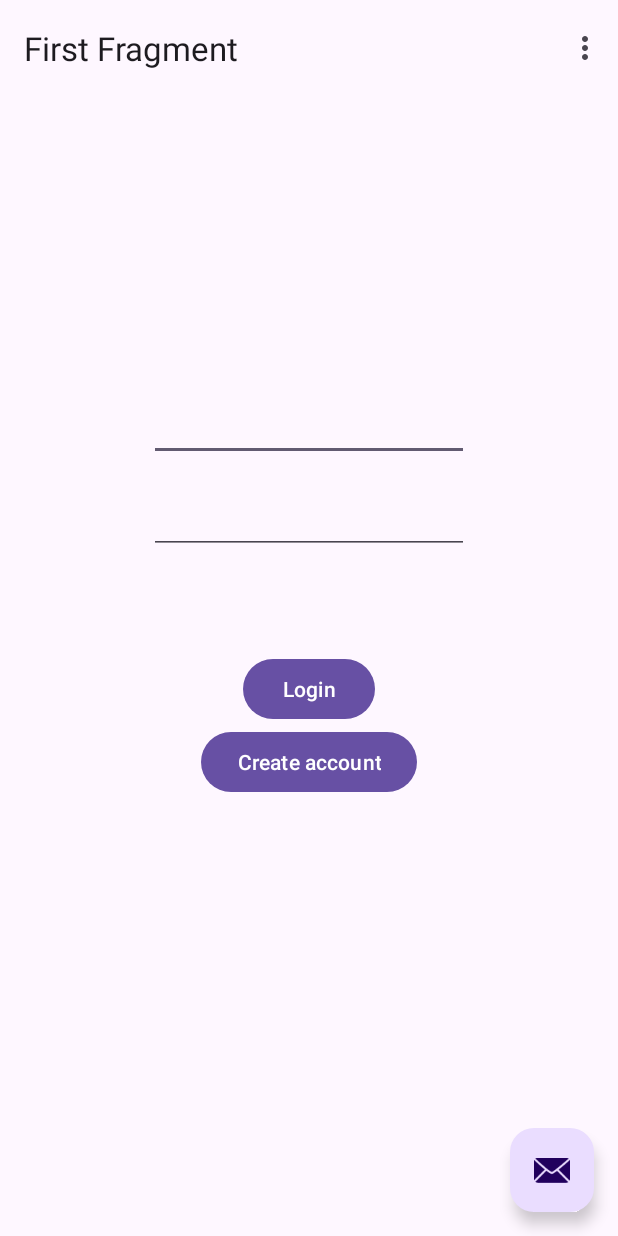
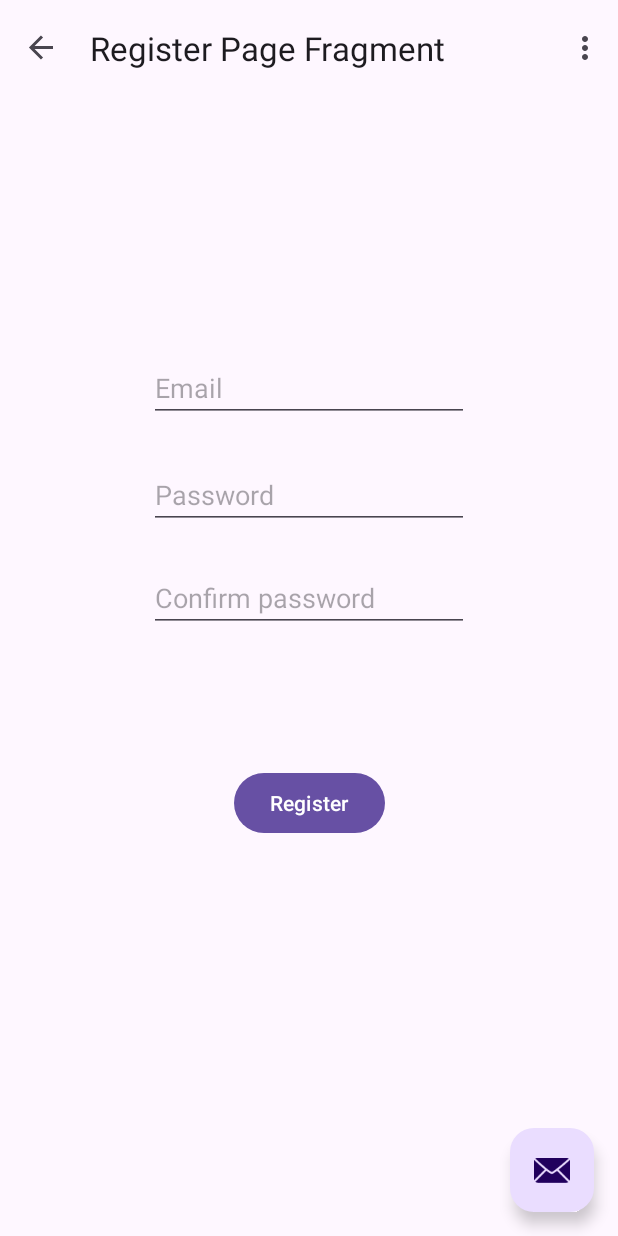
Before and after one commit to ClemMLD/Clems-Kitchen, an Android app: the screen it shows after launch (MainActivity), after a tap on "Create account", on a phone screen of 412 x 824 dp. Run offline under Robolectric (Android 15) with nearby library versions, the phone set to English and light mode, and no system bars; our stand-ins replace Firebase (no records; nobody signed in at launch, a user with empty details on screens opened directly), navigation-ui.

Commit message:
Created new fragments

```diff
--- a/app/src/main/java/com/ynov/cours_projet/FirstFragment.kt
+++ b/app/src/main/java/com/ynov/cours_projet/LoginPageFragment.kt
@@ -1,18 +1,17 @@
 package com.ynov.cours_projet
 
 import android.os.Bundle
-import androidx.fragment.app.Fragment
 import android.view.LayoutInflater
 import android.view.View
 import android.view.ViewGroup
-import com.ynov.cours_projet.databinding.FragmentFirstBinding
+import androidx.databinding.DataBindingUtil
+import androidx.fragment.app.Fragment
+import androidx.navigation.fragment.findNavController
+import com.ynov.cours_projet.databinding.LoginPageBinding
+import com.ynov.cours_projet.databinding.RegisterPageBinding
 
-/**
- * A simple [Fragment] subclass as the default destination in the navigation.
- */
-class FirstFragment : Fragment() {
-
-    private var _binding: FragmentFirstBinding? = null
+class LoginPageFragment : Fragment() {
+    private var _binding: LoginPageBinding? = null
 
     // This property is only valid between onCreateView and
     // onDestroyView.
@@ -23,13 +22,16 @@ class FirstFragment : Fragment() {
         savedInstanceState: Bundle?
     ): View? {
 
-        _binding = FragmentFirstBinding.inflate(inflater, container, false)
+        _binding = LoginPageBinding.inflate(inflater, container, false)
         return binding.root
-
     }
 
     override fun onViewCreated(view: View, savedInstanceState: Bundle?) {
         super.onViewCreated(view, savedInstanceState)
+
+        binding.createAccountButton.setOnClickListener {
+            findNavController().navigate(R.id.action_LoginPageFragment_to_RegisterPageFragment)
+        }
     }
 
     override fun onDestroyView() {
--- a/app/src/main/java/com/ynov/cours_projet/MainActivity.kt
+++ b/app/src/main/java/com/ynov/cours_projet/MainActivity.kt
@@ -13,21 +13,22 @@ import androidx.navigation.ui.navigateUp
 import androidx.navigation.ui.setupActionBarWithNavController
 import android.view.Menu
 import android.view.MenuItem
-import android.widget.Button
+import android.view.View
 import android.widget.EditText
 import android.widget.Toast
-import androidx.appcompat.app.AlertDialog
 import com.google.firebase.auth.FirebaseAuth
 import com.google.firebase.auth.FirebaseUser
 import com.google.firebase.auth.ktx.auth
 import com.google.firebase.ktx.Firebase
 import com.ynov.cours_projet.databinding.ActivityMainBinding
+import com.ynov.cours_projet.databinding.RegisterPageBinding
 
 class MainActivity : AppCompatActivity() {
 
     private lateinit var appBarConfiguration: AppBarConfiguration
+    private lateinit var auth: FirebaseAuth
     private lateinit var binding: ActivityMainBinding
-    private lateinit var auth: FirebaseAuth
+    private val fragmentManager = supportFragmentManager
 
     override fun onCreate(savedInstanceState: Bundle?) {
         WindowCompat.setDecorFitsSystemWindows(window, false)
@@ -49,16 +50,14 @@ class MainActivity : AppCompatActivity() {
                 .setAnchorView(R.id.fab)
                 .setAction("Action", null).show()
         }
+    }
 
-        val loginButton = findViewById<Button>(R.id.loginButton)
-        loginButton.setOnClickListener {
-            loginUser()
-        }
+    fun onClickRegisterButton(view: View) {
+        createUserAccount()
+    }
 
-        val createAccountButton = findViewById<Button>(R.id.createAccountButton)
-        createAccountButton.setOnClickListener {
-            createUserAccount()
-        }
+    fun onClickLoginButton(view: View) {
+        loginUser()
     }
 
     public override fun onStart() {
@@ -76,8 +75,8 @@ class MainActivity : AppCompatActivity() {
 
     private fun loginUser(): Boolean {
 
-        var email = findViewById<EditText>(R.id.editTextTextEmailAddress)
-        var password = findViewById<EditText>(R.id.editTextTextPassword)
+        var email = findViewById<EditText>(R.id.loginEmailField)
+        var password = findViewById<EditText>(R.id.loginPasswordField)
 
         if(TextUtils.isEmpty(email.text.toString())) {
             Toast.makeText(
@@ -99,16 +98,12 @@ class MainActivity : AppCompatActivity() {
             .addOnCompleteListener(this) { task ->
                 if (task.isSuccessful) {
                     // Sign in success, update UI with the signed-in user's information
-                    Log.d(TAG, "signInWithEmail:success")
+                    Log.d(TAG, "createUserWithEmail:success")
                     val user = auth.currentUser
-                    Toast.makeText(baseContext, "Authentication successful.",
-                        Toast.LENGTH_SHORT).show()
                     updateUI(user)
                 } else {
                     // If sign in fails, display a message to the user.
-                    Log.w(TAG, "signInWithEmail:failure", task.exception)
-                    Toast.makeText(baseContext, "Authentication failed.",
-                        Toast.LENGTH_SHORT).show()
+                    Log.w(TAG, "createUserWithEmail:failure", task.exception)
                     updateUI(null)
                 }
             }
@@ -117,8 +112,8 @@ class MainActivity : AppCompatActivity() {
 
     private fun createUserAccount(): Boolean {
 
-        var email = findViewById<EditText>(R.id.editTextTextEmailAddress)
-        var password = findViewById<EditText>(R.id.editTextTextPassword)
+        var email = findViewById<EditText>(R.id.registrationEmailField)
+        var password = findViewById<EditText>(R.id.registrationPasswordField)
 
         if(TextUtils.isEmpty(email.text.toString())) {
                 Toast.makeText(
@@ -152,7 +147,7 @@ class MainActivity : AppCompatActivity() {
         return true
     }
 
-    private fun updateUI(user: FirebaseUser?) {
+    fun updateUI(user: FirebaseUser?) {
         Toast.makeText(this@MainActivity, "You clicked me.", Toast.LENGTH_SHORT).show()
     }
 
--- a/app/src/main/java/com/ynov/cours_projet/SecondFragment.kt
+++ b/app/src/main/java/com/ynov/cours_projet/RegisterPageFragment.kt
@@ -1,19 +1,15 @@
 package com.ynov.cours_projet
 
 import android.os.Bundle
-import androidx.fragment.app.Fragment
 import android.view.LayoutInflater
 import android.view.View
 import android.view.ViewGroup
+import androidx.fragment.app.Fragment
 import androidx.navigation.fragment.findNavController
-import com.ynov.cours_projet.databinding.FragmentSecondBinding
+import com.ynov.cours_projet.databinding.RegisterPageBinding
 
-/**
- * A simple [Fragment] subclass as the second destination in the navigation.
- */
-class SecondFragment : Fragment() {
-
-    private var _binding: FragmentSecondBinding? = null
+class RegisterPageFragment : Fragment() {
+    private var _binding: RegisterPageBinding? = null
 
     // This property is only valid between onCreateView and
     // onDestroyView.
@@ -24,9 +20,8 @@ class SecondFragment : Fragment() {
         savedInstanceState: Bundle?
     ): View? {
 
-        _binding = FragmentSecondBinding.inflate(inflater, container, false)
+        _binding = RegisterPageBinding.inflate(inflater, container, false)
         return binding.root
-
     }
 
     override fun onViewCreated(view: View, savedInstanceState: Bundle?) {
--- a/app/src/main/res/layout/fragment_first.xml
+++ b/app/src/main/res/layout/login_page.xml
@@ -4,7 +4,8 @@
     xmlns:tools="http://schemas.android.com/tools"
     android:layout_width="match_parent"
     android:layout_height="match_parent"
-    tools:context=".FirstFragment">
+    tools:context=".LoginPageFragment">
+
 
     <androidx.constraintlayout.widget.ConstraintLayout
         android:layout_width="match_parent"
@@ -15,22 +16,21 @@
         app:layout_constraintStart_toStartOf="parent">
 
         <EditText
-            android:id="@+id/editTextTextEmailAddress"
+            android:id="@+id/loginEmailField"
             android:layout_width="wrap_content"
             android:layout_height="wrap_content"
             android:layout_marginTop="165dp"
             android:ems="10"
             android:inputType="textEmailAddress"
             android:minHeight="48dp"
-            app:layout_constraintBottom_toTopOf="@+id/editTextTextPassword"
+            app:layout_constraintBottom_toTopOf="@+id/loginPasswordField"
             app:layout_constraintEnd_toEndOf="parent"
             app:layout_constraintStart_toStartOf="parent"
             app:layout_constraintTop_toTopOf="parent"
-            app:layout_constraintVertical_bias="0.5"
-            tools:text="@tools:sample/full_names" />
+            app:layout_constraintVertical_bias="0.5" />
 
         <EditText
-            android:id="@+id/editTextTextPassword"
+            android:id="@+id/loginPasswordField"
             android:layout_width="wrap_content"
             android:layout_height="wrap_content"
             android:layout_marginTop="241dp"
@@ -39,8 +39,7 @@
             android:minHeight="48dp"
             app:layout_constraintEnd_toEndOf="parent"
             app:layout_constraintStart_toStartOf="parent"
-            app:layout_constraintTop_toTopOf="parent"
-            tools:text="@tools:sample/lorem" />
+            app:layout_constraintTop_toTopOf="parent" />
 
         <Button
             android:id="@+id/loginButton"
@@ -48,6 +47,7 @@
             android:layout_height="wrap_content"
             android:layout_marginTop="355dp"
             android:text="Login"
+            android:onClick="onClickLoginButton"
             app:layout_constraintEnd_toEndOf="parent"
             app:layout_constraintHorizontal_bias="0.5"
             app:layout_constraintStart_toStartOf="parent"
--- /dev/null
+++ b/app/src/main/res/layout/register_page.xml
@@ -0,0 +1,58 @@
+<?xml version="1.0" encoding="utf-8"?>
+<androidx.constraintlayout.widget.ConstraintLayout xmlns:android="http://schemas.android.com/apk/res/android"
+    xmlns:app="http://schemas.android.com/apk/res-auto"
+    xmlns:tools="http://schemas.android.com/tools"
+    android:layout_width="match_parent"
+    android:layout_height="match_parent">
+
+    <EditText
+        android:id="@+id/registrationEmailField"
+        android:layout_width="wrap_content"
+        android:layout_height="wrap_content"
+        android:layout_marginTop="172dp"
+        android:ems="10"
+        android:hint="Email"
+        android:inputType="textEmailAddress"
+        app:layout_constraintEnd_toEndOf="parent"
+        app:layout_constraintHorizontal_bias="0.5"
+        app:layout_constraintStart_toStartOf="parent"
+        app:layout_constraintTop_toTopOf="parent" />
+
+    <EditText
+        android:id="@+id/registrationPasswordField"
+        android:layout_width="wrap_content"
+        android:layout_height="wrap_content"
+        android:layout_marginTop="243dp"
+        android:ems="10"
+        android:hint="Password"
+        android:inputType="textPassword"
+        app:layout_constraintEnd_toEndOf="parent"
+        app:layout_constraintHorizontal_bias="0.5"
+        app:layout_constraintStart_toStartOf="parent"
+        app:layout_constraintTop_toTopOf="parent" />
+
+    <EditText
+        android:id="@+id/registrationPasswordConfirmationField"
+        android:layout_width="wrap_content"
+        android:layout_height="wrap_content"
+        android:layout_marginTop="312dp"
+        android:ems="10"
+        android:hint="Confirm password"
+        android:inputType="textPassword"
+        app:layout_constraintEnd_toEndOf="parent"
+        app:layout_constraintHorizontal_bias="0.5"
+        app:layout_constraintStart_toStartOf="parent"
+        app:layout_constraintTop_toTopOf="parent" />
+
+    <Button
+        android:id="@+id/registrationButton"
+        android:layout_width="wrap_content"
+        android:layout_height="wrap_content"
+        android:layout_marginTop="447dp"
+        android:text="Register"
+        android:onClick="onClickRegisterButton"
+        app:layout_constraintEnd_toEndOf="parent"
+        app:layout_constraintHorizontal_bias="0.5"
+        app:layout_constraintStart_toStartOf="parent"
+        app:layout_constraintTop_toTopOf="parent" />
+</androidx.constraintlayout.widget.ConstraintLayout>
--- a/app/src/main/res/navigation/nav_graph.xml
+++ b/app/src/main/res/navigation/nav_graph.xml
@@ -3,11 +3,26 @@
     xmlns:app="http://schemas.android.com/apk/res-auto"
     xmlns:tools="http://schemas.android.com/tools"
     android:id="@+id/nav_graph"
-    app:startDestination="@id/FirstFragment">
+    app:startDestination="@id/LoginPageFragment">
 
     <fragment
-        android:id="@+id/FirstFragment"
-        android:name="com.ynov.cours_projet.FirstFragment"
-        android:label="@string/first_fragment_label"
-        tools:layout="@layout/fragment_first"/>
+        android:id="@+id/LoginPageFragment"
+        android:name="com.ynov.cours_projet.LoginPageFragment"
+        android:label="@string/login_fragment_label"
+        tools:layout="@layout/login_page">
+
+        <action
+            android:id="@+id/action_LoginPageFragment_to_RegisterPageFragment"
+            app:destination="@id/RegisterPageFragment" />
+    </fragment>
+    <fragment
+        android:id="@+id/RegisterPageFragment"
+        android:name="com.ynov.cours_projet.RegisterPageFragment"
+        android:label="@string/register_fragment_label"
+        tools:layout="@layout/register_page">
+
+        <action
+            android:id="@+id/action_RegisterPageFragment_to_LoginPageFragment"
+            app:destination="@id/LoginPageFragment" />
+    </fragment>
 </navigation>
--- a/app/src/main/res/values/strings.xml
+++ b/app/src/main/res/values/strings.xml
@@ -2,8 +2,8 @@
     <string name="app_name">ynov_cours_projet</string>
     <string name="action_settings">Settings</string>
     <!-- Strings used for fragments for navigation -->
-    <string name="first_fragment_label">First Fragment</string>
-    <string name="second_fragment_label">Second Fragment</string>
+    <string name="login_fragment_label">Login Page Fragment</string>
+    <string name="register_fragment_label">Register Page Fragment</string>
     <string name="next">Next</string>
     <string name="previous">Previous</string>
 
```
Also changed, not shown: app/build.gradle (+11 -0 lines), app/src/main/res/layout/fragment_second.xml (deleted, +0 -35 lines).
